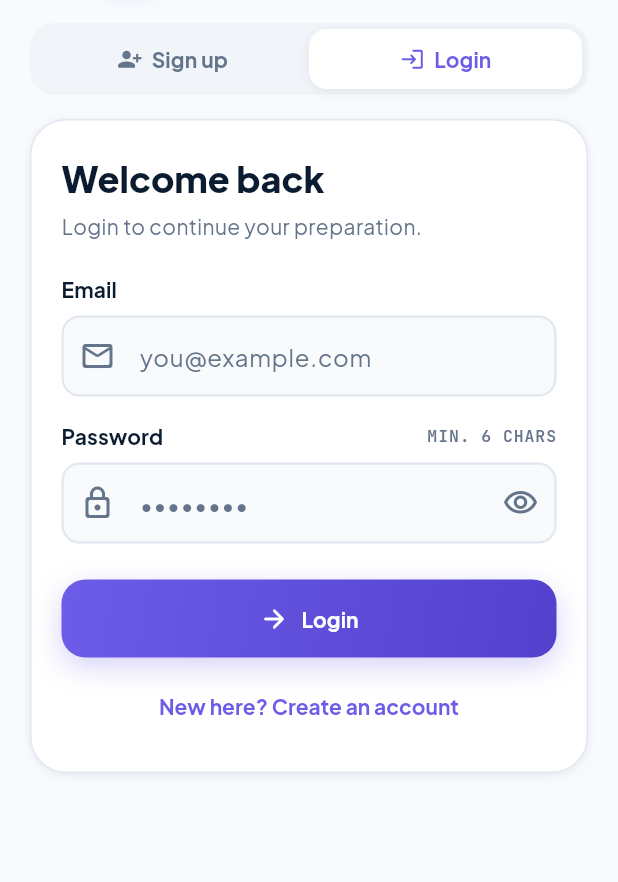
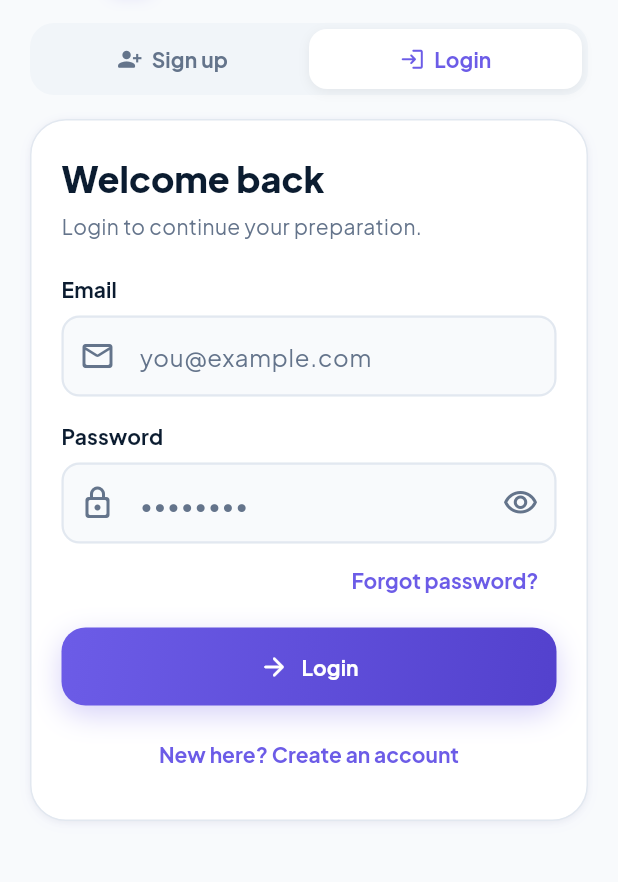
Before and after one commit to Anasvkhan/Stackprep-app, a Flutter app: the AuthScreen screen opened directly, after a tap on "Sign up", after a tap on "Login", on a phone screen of 412 x 824 dp, the part 73-955 px from its top. Run offline on Flutter 3.47's test engine with Material 3 defaults, Android fonts, the phone set to English and light mode, and no system bars; drawn by our look-alikes of flutter_animate; our stand-ins replace flutter_markdown_plus, google_fonts, shared_preferences; accounts and stored records are empty.

Commit message:
Add forgot password with emailed code, sign up then login, form checks
Forgot password (Brevo email):
- POST /auth/forgot-password emails a 6-digit code (valid 10 min, stored
  hashed, one send per minute); same answer whether or not the email is
  registered, so it can't be used to find accounts
- POST /auth/reset-password checks the code (5 wrong tries max), sets the
  new password and signs out sessions made with the old one
- tighter rate limit on both endpoints
- mailer uses Brevo's HTTP API via BREVO_API_KEY / MAIL_FROM_EMAIL; in
  local dev without a key the email is printed to the console
- app: "Forgot password?" on Login opens a screen that asks for the
  email, then shows code, new password and confirm password fields

Sign up / login:
- sign up no longer logs the user in; the form switches to an empty
  Login form and the designation is picked after logging in
- name, email and password validation (letter + number, 6+ chars),
  errors shown after the first submit, no spaces in email/password

Co-Authored-By: Claude Opus 5.5 <noreply@anthropic.com>

```diff
--- /dev/null
+++ b/app/lib/core/validators.dart
@@ -0,0 +1,36 @@
+/// Basic form checks for sign up, login and password reset. Stricter than the
+/// backend, so anything that passes here is also accepted by the server.
+class Validators {
+  static final _nameRe = RegExp(r"^\p{L}[\p{L} .'-]*$", unicode: true);
+  static final _emailRe = RegExp(r'^[\w.+-]+@[A-Za-z0-9-]+(\.[A-Za-z0-9-]+)*\.[A-Za-z]{2,}$');
+
+  static String? name(String? v) {
+    final s = (v ?? '').trim();
+    if (s.isEmpty) return 'Please enter your name';
+    if (s.length < 2) return 'Name must be at least 2 characters';
+    if (!_nameRe.hasMatch(s)) return 'Use letters only';
+    return null;
+  }
+
+  static String? email(String? v) {
+    final s = (v ?? '').trim();
+    if (s.isEmpty) return 'Please enter your email';
+    if (!_emailRe.hasMatch(s)) return 'Enter a valid email, e.g. name@example.com';
+    return null;
+  }
+
+  static String? newPassword(String? v) {
+    final s = v ?? '';
+    if (s.isEmpty) return 'Please enter a password';
+    if (s.length < 6) return 'Password must be at least 6 characters';
+    if (!RegExp(r'[A-Za-z]').hasMatch(s) || !RegExp(r'\d').hasMatch(s)) {
+      return 'Use at least one letter and one number';
+    }
+    return null;
+  }
+
+  static String? loginPassword(String? v) => (v ?? '').isEmpty ? 'Please enter your password' : null;
+
+  static String? resetCode(String? v) =>
+      RegExp(r'^\d{6}$').hasMatch((v ?? '').trim()) ? null : 'Enter the 6-digit code from the email';
+}
--- a/app/lib/screens/auth_screen.dart
+++ b/app/lib/screens/auth_screen.dart
@@ -1,12 +1,15 @@
 import 'package:flutter/material.dart';
+import 'package:flutter/services.dart';
 import 'package:flutter_animate/flutter_animate.dart';
 import 'package:provider/provider.dart';
 
 import '../core/api_client.dart';
 import '../core/theme.dart';
+import '../core/validators.dart';
 import '../state/app_state.dart';
 import '../widgets/brand.dart';
 import '../widgets/common.dart';
+import 'forgot_password_screen.dart';
 
 /// Sign up / login. Every user has an account; progress is saved to it.
 class AuthScreen extends StatefulWidget {
@@ -19,7 +22,10 @@ class AuthScreen extends StatefulWidget {
 
 class _AuthScreenState extends State<AuthScreen> {
   late bool _login = widget.startWithLogin;
-  final _form = GlobalKey<FormState>();
+  // Replaced when switching modes so errors from the other mode don't linger.
+  GlobalKey<FormState> _form = GlobalKey<FormState>();
+  // Errors show after the first submit, then update while the user types.
+  AutovalidateMode _autovalidate = AutovalidateMode.disabled;
   final _name = TextEditingController();
   final _email = TextEditingController();
   final _password = TextEditingController();
@@ -34,18 +40,43 @@ class _AuthScreenState extends State<AuthScreen> {
     super.dispose();
   }
 
+  void _setMode(bool login) {
+    if (login == _login) return;
+    setState(() {
+      _login = login;
+      _form = GlobalKey<FormState>();
+      _autovalidate = AutovalidateMode.disabled;
+    });
+  }
+
   Future<void> _submit() async {
-    if (!_form.currentState!.validate()) return;
+    FocusScope.of(context).unfocus();
+    if (!_form.currentState!.validate()) {
+      setState(() => _autovalidate = AutovalidateMode.onUserInteraction);
+      return;
+    }
     final state = context.read<AppState>();
     final nav = Navigator.of(context);
     setState(() => _loading = true);
     try {
       if (_login) {
-        await state.login(_email.text.trim(), _password.text);
+        await state.login(_email.text.trim().toLowerCase(), _password.text);
+        nav.popUntil((r) => r.isFirst);
       } else {
-        await state.register(_name.text.trim(), _email.text.trim(), _password.text);
+        await state.register(
+          _name.text.trim().replaceAll(RegExp(r'\s+'), ' '),
+          _email.text.trim().toLowerCase(),
+          _password.text,
+        );
+        // Account created: switch to an empty Login form; the user signs in themselves.
+        if (!mounted) return;
+        _name.clear();
+        _email.clear();
+        _password.clear();
+        _obscure = true;
+        _setMode(true);
+        showSnack(context, 'Account created. Please login to continue.');
       }
-      nav.popUntil((r) => r.isFirst);
     } on ApiException catch (e) {
       if (mounted) showSnack(context, e.message, error: true);
     } finally {
@@ -64,6 +95,7 @@ class _AuthScreenState extends State<AuthScreen> {
           maxWidth: 460,
           child: Form(
             key: _form,
+            autovalidateMode: _autovalidate,
             child: ListView(
               padding: const EdgeInsets.fromLTRB(20, 8, 20, 24),
               children: [
@@ -73,7 +105,7 @@ class _AuthScreenState extends State<AuthScreen> {
                     PillSegment(true, 'Login', icon: Icons.login_rounded),
                   ],
                   selected: _login,
-                  onChanged: (v) => setState(() => _login = v),
+                  onChanged: _setMode,
                 ),
                 const SizedBox(height: 16),
                 AppCard(
@@ -107,46 +139,57 @@ class _AuthScreenState extends State<AuthScreen> {
                             ? const SizedBox(width: double.infinity)
                             : Padding(
                                 padding: const EdgeInsets.only(bottom: 16),
-                                child: _Field(
+                                child: LabeledField(
                                   label: 'Full name',
                                   child: TextFormField(
                                     controller: _name,
                                     textInputAction: TextInputAction.next,
                                     textCapitalization: TextCapitalization.words,
+                                    autofillHints: const [AutofillHints.name],
+                                    inputFormatters: [LengthLimitingTextInputFormatter(50)],
                                     decoration: const InputDecoration(
                                       hintText: 'Your name',
                                       prefixIcon: Icon(Icons.person_outline_rounded),
                                     ),
-                                    validator: (v) => (v == null || v.trim().isEmpty) ? 'Please enter your name' : null,
+                                    validator: Validators.name,
                                   ),
                                 ),
                               ),
                       ),
-                      _Field(
+                      LabeledField(
                         label: 'Email',
                         child: TextFormField(
                           controller: _email,
                           keyboardType: TextInputType.emailAddress,
                           textInputAction: TextInputAction.next,
                           autofillHints: const [AutofillHints.email],
+                          autocorrect: false,
+                          inputFormatters: [
+                            FilteringTextInputFormatter.deny(RegExp(r'\s')),
+                            LengthLimitingTextInputFormatter(100),
+                          ],
                           decoration: const InputDecoration(
                             hintText: 'you@example.com',
                             prefixIcon: Icon(Icons.mail_outline_rounded),
                           ),
-                          validator: (v) {
-                            final s = v?.trim() ?? '';
-                            return RegExp(r'^[^\s@]+@[^\s@]+\.[^\s@]+$').hasMatch(s) ? null : 'Enter a valid email';
-                          },
+                          validator: Validators.email,
                         ),
                       ),
                       const SizedBox(height: 16),
-                      _Field(
+                      LabeledField(
                         label: 'Password',
-                        hint: 'Min. 6 chars',
+                        hint: _login ? null : '6+ chars · letter + number',
                         child: TextFormField(
                           controller: _password,
                           obscureText: _obscure,
                           textInputAction: TextInputAction.done,
+                          autocorrect: false,
+                          enableSuggestions: false,
+                          autofillHints: [_login ? AutofillHints.password : AutofillHints.newPassword],
+                          inputFormatters: [
+                            FilteringTextInputFormatter.deny(RegExp(r'\s')),
+                            LengthLimitingTextInputFormatter(64),
+                          ],
                           onFieldSubmitted: (_) => _submit(),
                           decoration: InputDecoration(
                             hintText: '••••••••',
@@ -156,10 +199,22 @@ class _AuthScreenState extends State<AuthScreen> {
                               onPressed: () => setState(() => _obscure = !_obscure),
                             ),
                           ),
-                          validator: (v) => (v == null || v.length < 6) ? 'At least 6 characters' : null,
+                          validator: _login ? Validators.loginPassword : Validators.newPassword,
                         ),
                       ),
-                      const SizedBox(height: 24),
+                      if (_login)
+                        Align(
+                          alignment: Alignment.centerRight,
+                          child: TextButton(
+                            onPressed: () => Navigator.of(context).push(
+                              MaterialPageRoute(builder: (_) => const ForgotPasswordScreen()),
+                            ),
+                            child: const Text('Forgot password?'),
+                          ),
+                        )
+                      else
+                        const SizedBox(height: 16),
+                      const SizedBox(height: 8),
                       GradientButton(
                         label: _login ? 'Login' : 'Create account',
                         icon: _login ? Icons.arrow_forward_rounded : null,
@@ -168,7 +223,7 @@ class _AuthScreenState extends State<AuthScreen> {
                       ),
                       const SizedBox(height: 8),
                       TextButton(
-                        onPressed: () => setState(() => _login = !_login),
+                        onPressed: () => _setMode(!_login),
                         child: Text(_login ? 'New here? Create an account' : 'Already have an account? Login'),
                       ),
                     ],
@@ -184,8 +239,8 @@ class _AuthScreenState extends State<AuthScreen> {
 }
 
 /// Label above a form field, with an optional monospace hint on the right.
-class _Field extends StatelessWidget {
-  const _Field({required this.label, required this.child, this.hint});
+class LabeledField extends StatelessWidget {
+  const LabeledField({super.key, required this.label, required this.child, this.hint});
   final String label;
   final String? hint;
   final Widget child;
--- a/app/lib/services/api.dart
+++ b/app/lib/services/api.dart
@@ -80,4 +80,15 @@ class Api {
   static Future<ProgressData> progress() async => ProgressData.fromJson(await _c.get('/progress'));
 
   static Future<void> resetProgress() => _c.delete('/users/me/progress');
+
+  /// Emails a 6-digit reset code. The server answers the same way whether or not the email exists.
+  static Future<String> forgotPassword(String email) async {
+    final res = await _c.post('/auth/forgot-password', {'email': email});
+    return res['message']?.toString() ?? 'Code sent.';
+  }
+
+  static Future<String> resetPassword({required String email, required String code, required String password}) async {
+    final res = await _c.post('/auth/reset-password', {'email': email, 'code': code, 'password': password});
+    return res['message']?.toString() ?? 'Password updated.';
+  }
 }
--- a/app/lib/state/app_state.dart
+++ b/app/lib/state/app_state.dart
@@ -87,10 +87,10 @@ class AppState extends ChangeNotifier {
     bumpData();
   }
 
-  /// Creates the account. The user picks a designation right after.
+  /// Creates the account without signing in: the user logs in next, and only
+  /// then picks a designation.
   Future<void> register(String name, String email, String password) async {
-    final res = await _api.post('/auth/register', {'name': name, 'email': email, 'password': password});
-    await _saveSession(res);
+    await _api.post('/auth/register', {'name': name, 'email': email, 'password': password});
   }
 
   Future<void> updateProfile({String? role, int? level, String? name}) async {
--- a/render.yaml
+++ b/render.yaml
@@ -18,3 +18,9 @@ services:
         generateValue: true
       - key: JWT_EXPIRES_IN
         value: 30d
+      - key: BREVO_API_KEY
+        sync: false # Brevo API key, entered in the Render dashboard
+      - key: MAIL_FROM_EMAIL
+        sync: false # sender email verified in Brevo
+      - key: MAIL_FROM_NAME
+        value: StackPrep
```
Also changed, not shown: app/lib/screens/forgot_password_screen.dart (added, +306 -0 lines), 5 other files.
